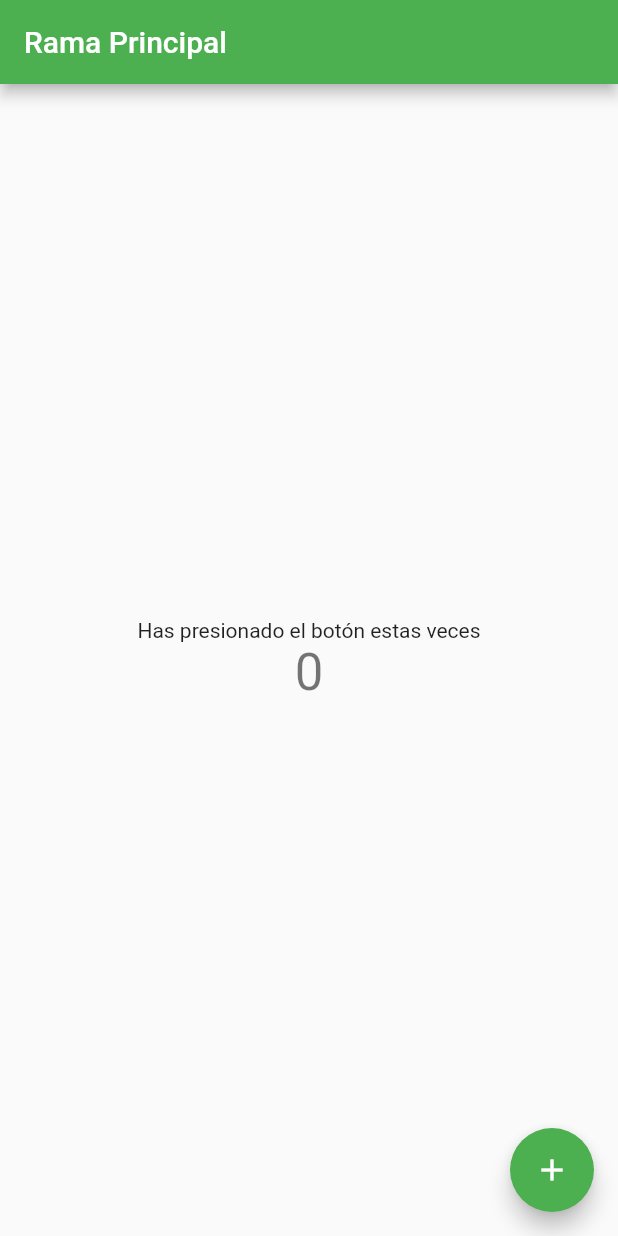
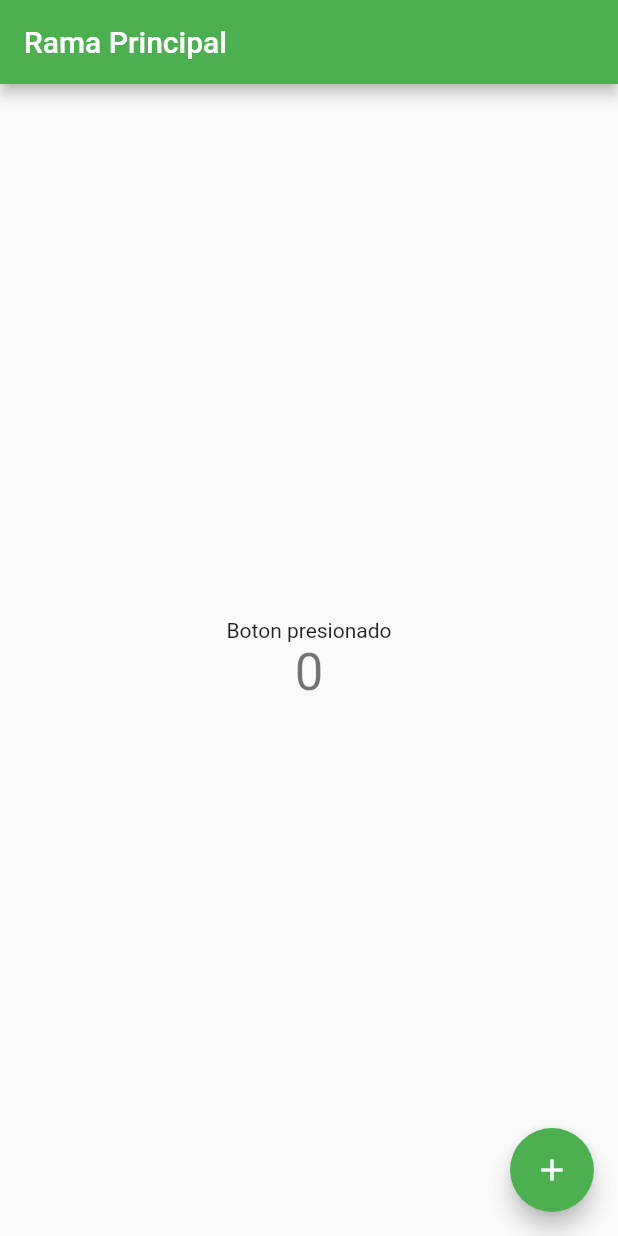
Before and after one commit to rmirandaPromad/Git_GitHub, a Flutter app: the screen it shows after launch, on a phone screen of 412 x 824 dp. Run offline on Flutter 3.47's test engine with Material 2 defaults, Android fonts, the phone set to English and light mode, and no system bars.

Commit message:
Se actualia el texto central

```diff
--- a/lib/main.dart
+++ b/lib/main.dart
@@ -71,7 +71,7 @@ class _MyHomePageState extends State<MyHomePage> {
           mainAxisAlignment: MainAxisAlignment.center,
           children: <Widget>[
             const Text(
-              'Has presionado el botón estas veces',
+              'Boton presionado',
             ),
             Text(
               '$_counter',
```
